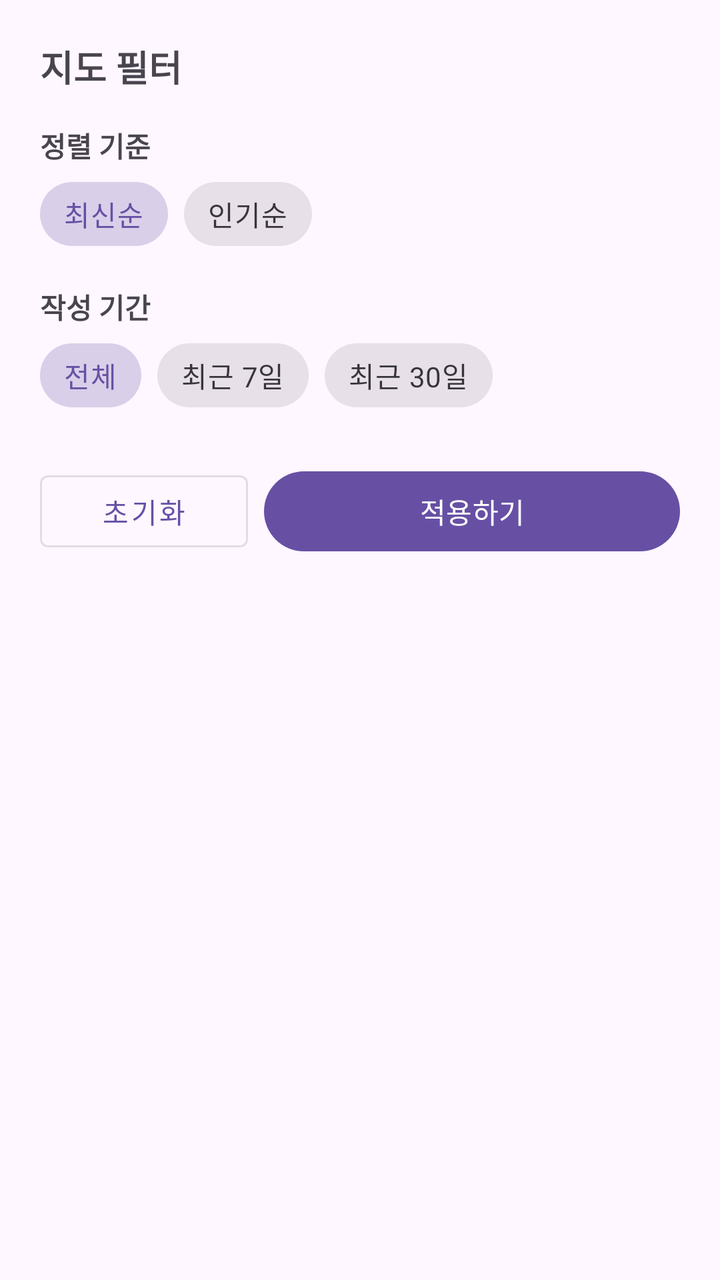
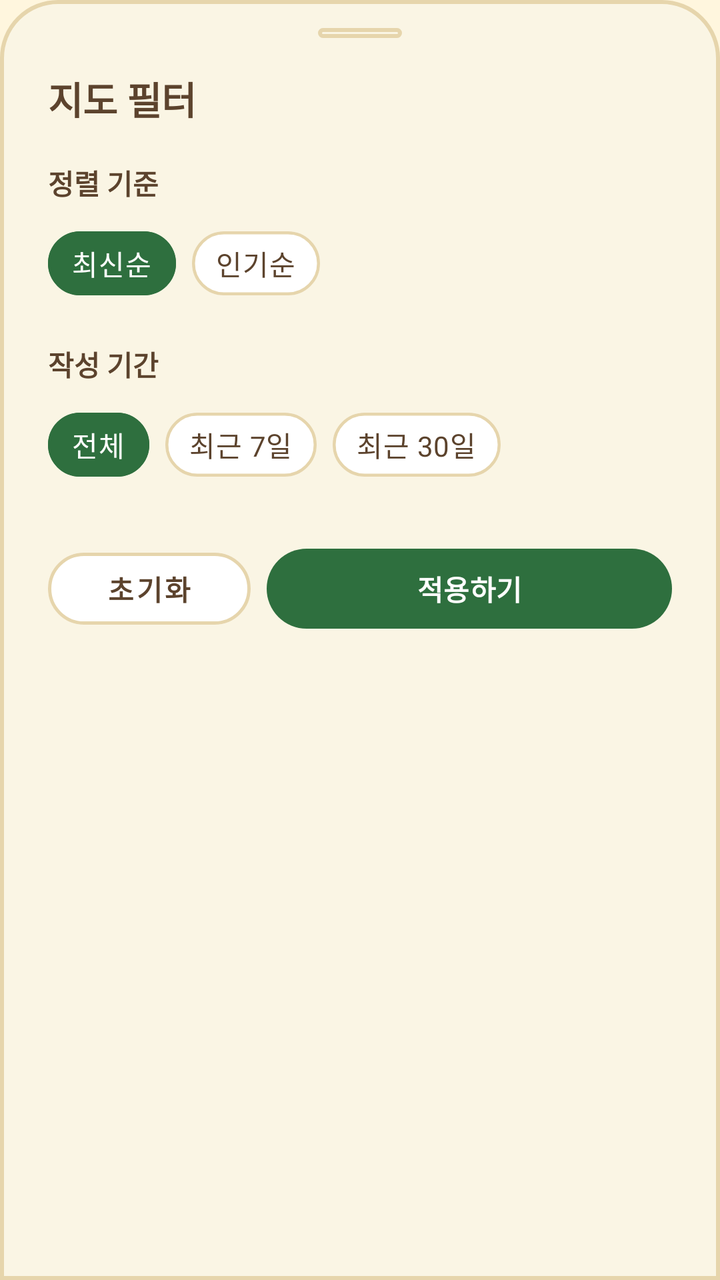

Compare the two renders of this Android layout. The source of the first and the diff that turns it into the second are given below.
<!-- AndroidManifest.xml: application theme Theme.FootPrint -->
<!-- res/layout/dialog_map_filter.xml -->
<?xml version="1.0" encoding="utf-8"?>
<LinearLayout xmlns:android="http://schemas.android.com/apk/res/android" xmlns:app="http://schemas.android.com/apk/res-auto"
    android:layout_width="match_parent"
    android:layout_height="wrap_content"
    android:orientation="vertical"
    android:padding="20dp">
    <TextView
        android:layout_width="wrap_content"
        android:layout_height="wrap_content"
        android:text="@string/dialog_map_filter_text_view_text"
        android:textSize="18sp"
        android:textStyle="bold" />
    
    <TextView
        android:layout_width="wrap_content"
        android:layout_height="wrap_content"
        android:layout_marginTop="16dp"
        android:text="@string/dialog_map_filter_text_view_text_2"
        android:textStyle="bold" />
    <com.google.android.material.chip.ChipGroup
        android:id="@+id/chipGroupSort"
        android:layout_width="match_parent"
        android:layout_height="wrap_content"
        app:selectionRequired="true"
        app:singleSelection="true">
        <com.google.android.material.chip.Chip
            android:id="@+id/chipSortLatest"
            style="@style/Widget.MaterialComponents.Chip.Choice"
            android:layout_width="wrap_content"
            android:layout_height="wrap_content"
            android:checked="true"
            android:text="@string/dialog_map_filter_chip_sort_latest_text" />
        <com.google.android.material.chip.Chip
            android:id="@+id/chipSortPopular"
            style="@style/Widget.MaterialComponents.Chip.Choice"
            android:layout_width="wrap_content"
            android:layout_height="wrap_content"
            android:text="@string/dialog_map_filter_chip_sort_popular_text" />
    </com.google.android.material.chip.ChipGroup>
    
    <TextView
        android:layout_width="wrap_content"
        android:layout_height="wrap_content"
        android:layout_marginTop="12dp"
        android:text="@string/dialog_map_filter_text_view_text_3"
        android:textStyle="bold" />
    <com.google.android.material.chip.ChipGroup
        android:id="@+id/chipGroupPeriod"
        android:layout_width="match_parent"
        android:layout_height="wrap_content"
        app:selectionRequired="true"
        app:singleSelection="true">
        <com.google.android.material.chip.Chip
            android:id="@+id/chipPeriodAll"
            style="@style/Widget.MaterialComponents.Chip.Choice"
            android:layout_width="wrap_content"
            android:layout_height="wrap_content"
            android:checked="true"
            android:text="@string/activity_challenge_btn_filter_all_text" />
        <com.google.android.material.chip.Chip
            android:id="@+id/chipPeriod7d"
            style="@style/Widget.MaterialComponents.Chip.Choice"
            android:layout_width="wrap_content"
            android:layout_height="wrap_content"
            android:text="@string/dialog_map_filter_chip_period7d_text" />
        <com.google.android.material.chip.Chip
            android:id="@+id/chipPeriod30d"
            style="@style/Widget.MaterialComponents.Chip.Choice"
            android:layout_width="wrap_content"
            android:layout_height="wrap_content"
            android:text="@string/dialog_map_filter_chip_period30d_text" />
    </com.google.android.material.chip.ChipGroup>
    
    <TextView
        android:layout_width="wrap_content"
        android:layout_height="wrap_content"
        android:layout_marginTop="12dp"
        android:text="@string/dialog_map_filter_text_view_text_4"
        android:textStyle="bold"
        android:visibility="gone" />
    <com.google.android.material.chip.ChipGroup
        android:id="@+id/chipGroupAge"
        android:layout_width="match_parent"
        android:layout_height="wrap_content"
        app:selectionRequired="true"
        app:singleSelection="true"
        android:visibility="gone">
        <com.google.android.material.chip.Chip
            android:id="@+id/chipAgeAll"
            style="@style/Widget.MaterialComponents.Chip.Choice"
            android:layout_width="wrap_content"
            android:layout_height="wrap_content"
            android:checked="true"
            android:text="@string/activity_challenge_btn_filter_all_text" />
        <com.google.android.material.chip.Chip
            android:id="@+id/chipAge10s"
            style="@style/Widget.MaterialComponents.Chip.Choice"
            android:layout_width="wrap_content"
            android:layout_height="wrap_content"
            android:text="@string/dialog_map_filter_chip_age10s_text" />
        <com.google.android.material.chip.Chip
            android:id="@+id/chipAge20s"
            style="@style/Widget.MaterialComponents.Chip.Choice"
            android:layout_width="wrap_content"
            android:layout_height="wrap_content"
            android:text="@string/dialog_map_filter_chip_age20s_text" />
        <com.google.android.material.chip.Chip
            android:id="@+id/chipAge30s"
            style="@style/Widget.MaterialComponents.Chip.Choice"
            android:layout_width="wrap_content"
            android:layout_height="wrap_content"
            android:text="@string/dialog_map_filter_chip_age30s_text" />
    </com.google.android.material.chip.ChipGroup>
    
    <LinearLayout
        android:id="@+id/layoutFollowingFilter"
        android:layout_width="match_parent"
        android:layout_height="wrap_content"
        android:orientation="vertical"
        android:layout_marginTop="16dp"
        android:visibility="gone">
        <TextView
            android:layout_width="wrap_content"
            android:layout_height="wrap_content"
            android:text="@string/dialog_map_filter_text_view_text_5"
            android:textStyle="bold"
            android:textSize="14sp" />
        <HorizontalScrollView
            android:layout_width="match_parent"
            android:layout_height="wrap_content"
            android:layout_marginTop="8dp"
            android:scrollbars="none">
            <com.google.android.material.chip.ChipGroup
                android:id="@+id/chipGroupFollowing"
                android:layout_width="wrap_content"
                android:layout_height="wrap_content"
                app:singleLine="true"
                app:singleSelection="true"
                app:selectionRequired="true" />
        </HorizontalScrollView>
    </LinearLayout>
    <LinearLayout
        android:layout_width="match_parent"
        android:layout_height="wrap_content"
        android:layout_marginTop="20dp"
        android:orientation="horizontal">
        <Button
            android:id="@+id/btnResetFilter"
            style="@style/Widget.MaterialComponents.Button.OutlinedButton"
            android:layout_width="0dp"
            android:layout_height="wrap_content"
            android:layout_marginEnd="8dp"
            android:layout_weight="1"
            android:text="@string/dialog_map_filter_btn_reset_filter_text" />
        <Button
            android:id="@+id/btnApplyFilter"
            android:layout_width="0dp"
            android:layout_height="wrap_content"
            android:layout_weight="2"
            android:text="@string/dialog_map_filter_btn_apply_filter_text" />
    </LinearLayout>
</LinearLayout>
<!-- resources referenced by this layout -->
<resources>
  <string name="activity_challenge_btn_filter_all_text">전체</string>
  <string name="dialog_map_filter_btn_apply_filter_text">적용하기</string>
  <string name="dialog_map_filter_btn_reset_filter_text">초기화</string>
  <string name="dialog_map_filter_chip_age10s_text">10대</string>
  <string name="dialog_map_filter_chip_age20s_text">20대</string>
  <string name="dialog_map_filter_chip_age30s_text">30대 이상</string>
  <string name="dialog_map_filter_chip_period30d_text">최근 30일</string>
  <string name="dialog_map_filter_chip_period7d_text">최근 7일</string>
  <string name="dialog_map_filter_chip_sort_latest_text">최신순</string>
  <string name="dialog_map_filter_chip_sort_popular_text">인기순</string>
  <string name="dialog_map_filter_text_view_text">지도 필터</string>
  <string name="dialog_map_filter_text_view_text_2">정렬 기준</string>
  <string name="dialog_map_filter_text_view_text_3">작성 기간</string>
  <string name="dialog_map_filter_text_view_text_4">작성자 연령대</string>
  <string name="dialog_map_filter_text_view_text_5">팔로잉 사용자</string>
  <style name="Theme.FootPrint" parent="Base.Theme.FootPrint" />
  <style name="Base.Theme.FootPrint" parent="Theme.Material3.DayNight.NoActionBar">
          
          
      </style>
</resources>

<!-- the commit's change to res/layout/dialog_map_filter.xml (unified diff, before → after) -->
@@ -2,52 +2,84 @@
 <LinearLayout xmlns:android="http://schemas.android.com/apk/res/android" xmlns:app="http://schemas.android.com/apk/res-auto"
     android:layout_width="match_parent"
     android:layout_height="wrap_content"
+    android:background="@drawable/bg_bottom_bar"
     android:orientation="vertical"
-    android:padding="20dp">
+    android:paddingHorizontal="24dp"
+    android:paddingTop="14dp"
+    android:paddingBottom="28dp">
+    <View
+        android:layout_width="42dp"
+        android:layout_height="5dp"
+        android:layout_gravity="center_horizontal"
+        android:layout_marginBottom="16dp"
+        android:background="@drawable/bg_pill_container" />
+
     <TextView
         android:layout_width="wrap_content"
         android:layout_height="wrap_content"
         android:text="@string/dialog_map_filter_text_view_text"
-        android:textSize="18sp"
+        android:textColor="#5C432D"
+        android:textSize="19sp"
         android:textStyle="bold" />
     
     <TextView
         android:layout_width="wrap_content"
         android:layout_height="wrap_content"
-        android:layout_marginTop="16dp"
+        android:layout_marginTop="18dp"
+        android:layout_marginBottom="6dp"
         android:text="@string/dialog_map_filter_text_view_text_2"
+        android:textColor="#5C432D"
+        android:textSize="14sp"
         android:textStyle="bold" />
     <com.google.android.material.chip.ChipGroup
         android:id="@+id/chipGroupSort"
         android:layout_width="match_parent"
         android:layout_height="wrap_content"
+        app:chipSpacingHorizontal="8dp"
         app:selectionRequired="true"
         app:singleSelection="true">
+
         <com.google.android.material.chip.Chip
             android:id="@+id/chipSortLatest"
             style="@style/Widget.MaterialComponents.Chip.Choice"
             android:layout_width="wrap_content"
             android:layout_height="wrap_content"
             android:checked="true"
-            android:text="@string/dialog_map_filter_chip_sort_latest_text" />
+            android:text="@string/dialog_map_filter_chip_sort_latest_text"
+            android:textColor="@color/selector_chip_text"
+            android:textStyle="bold"
+            app:chipBackgroundColor="@color/selector_chip_bg"
+            app:chipCornerRadius="999dp"
+            app:chipStrokeColor="@color/selector_chip_stroke"
+            app:chipStrokeWidth="1.5dp"/>
         <com.google.android.material.chip.Chip
             android:id="@+id/chipSortPopular"
             style="@style/Widget.MaterialComponents.Chip.Choice"
             android:layout_width="wrap_content"
             android:layout_height="wrap_content"
-            android:text="@string/dialog_map_filter_chip_sort_popular_text" />
+            android:text="@string/dialog_map_filter_chip_sort_popular_text"
+            android:textColor="@color/selector_chip_text"
+            android:textStyle="bold"
+            app:chipBackgroundColor="@color/selector_chip_bg"
+            app:chipCornerRadius="999dp"
+            app:chipStrokeColor="@color/selector_chip_stroke"
+            app:chipStrokeWidth="1.5dp"/>
     </com.google.android.material.chip.ChipGroup>
     
     <TextView
         android:layout_width="wrap_content"
         android:layout_height="wrap_content"
-        android:layout_marginTop="12dp"
+        android:layout_marginTop="16dp"
+        android:layout_marginBottom="6dp"
         android:text="@string/dialog_map_filter_text_view_text_3"
+        android:textColor="#5C432D"
+        android:textSize="14sp"
         android:textStyle="bold" />
     <com.google.android.material.chip.ChipGroup
         android:id="@+id/chipGroupPeriod"
         android:layout_width="match_parent"
         android:layout_height="wrap_content"
+        app:chipSpacingHorizontal="8dp"
         app:selectionRequired="true"
         app:singleSelection="true">
         <com.google.android.material.chip.Chip
@@ -56,19 +88,37 @@
             android:layout_width="wrap_content"
             android:layout_height="wrap_content"
             android:checked="true"
-            android:text="@string/activity_challenge_btn_filter_all_text" />
+            android:text="@string/activity_challenge_btn_filter_all_text"
+            android:textColor="@color/selector_chip_text"
+            android:textStyle="bold"
+            app:chipBackgroundColor="@color/selector_chip_bg"
+            app:chipCornerRadius="999dp"
+            app:chipStrokeColor="@color/selector_chip_stroke"
+            app:chipStrokeWidth="1.5dp"/>
         <com.google.android.material.chip.Chip
             android:id="@+id/chipPeriod7d"
             style="@style/Widget.MaterialComponents.Chip.Choice"
             android:layout_width="wrap_content"
             android:layout_height="wrap_content"
-            android:text="@string/dialog_map_filter_chip_period7d_text" />
+            android:text="@string/dialog_map_filter_chip_period7d_text"
+            android:textColor="@color/selector_chip_text"
+            android:textStyle="bold"
+            app:chipBackgroundColor="@color/selector_chip_bg"
+            app:chipCornerRadius="999dp"
+            app:chipStrokeColor="@color/selector_chip_stroke"
+            app:chipStrokeWidth="1.5dp"/>
         <com.google.android.material.chip.Chip
             android:id="@+id/chipPeriod30d"
             style="@style/Widget.MaterialComponents.Chip.Choice"
             android:layout_width="wrap_content"
             android:layout_height="wrap_content"
-            android:text="@string/dialog_map_filter_chip_period30d_text" />
+            android:text="@string/dialog_map_filter_chip_period30d_text"
+            android:textColor="@color/selector_chip_text"
+            android:textStyle="bold"
+            app:chipBackgroundColor="@color/selector_chip_bg"
+            app:chipCornerRadius="999dp"
+            app:chipStrokeColor="@color/selector_chip_stroke"
+            app:chipStrokeWidth="1.5dp"/>
     </com.google.android.material.chip.ChipGroup>
     
     <TextView
@@ -76,12 +126,15 @@
         android:layout_height="wrap_content"
         android:layout_marginTop="12dp"
         android:text="@string/dialog_map_filter_text_view_text_4"
+        android:textColor="#5C432D"
+        android:textSize="14sp"
         android:textStyle="bold"
         android:visibility="gone" />
     <com.google.android.material.chip.ChipGroup
         android:id="@+id/chipGroupAge"
         android:layout_width="match_parent"
         android:layout_height="wrap_content"
+        app:chipSpacingHorizontal="8dp"
         app:selectionRequired="true"
         app:singleSelection="true"
         android:visibility="gone">
@@ -91,25 +144,49 @@
             android:layout_width="wrap_content"
             android:layout_height="wrap_content"
             android:checked="true"
-            android:text="@string/activity_challenge_btn_filter_all_text" />
+            android:text="@string/activity_challenge_btn_filter_all_text"
+            android:textColor="@color/selector_chip_text"
+            android:textStyle="bold"
+            app:chipBackgroundColor="@color/selector_chip_bg"
+            app:chipCornerRadius="999dp"
+            app:chipStrokeColor="@color/selector_chip_stroke"
+            app:chipStrokeWidth="1.5dp"/>
         <com.google.android.material.chip.Chip
             android:id="@+id/chipAge10s"
             style="@style/Widget.MaterialComponents.Chip.Choice"
             android:layout_width="wrap_content"
             android:layout_height="wrap_content"
-            android:text="@string/dialog_map_filter_chip_age10s_text" />
+            android:text="@string/dialog_map_filter_chip_age10s_text"
+            android:textColor="@color/selector_chip_text"
+            android:textStyle="bold"
+            app:chipBackgroundColor="@color/selector_chip_bg"
+            app:chipCornerRadius="999dp"
+            app:chipStrokeColor="@color/selector_chip_stroke"
+            app:chipStrokeWidth="1.5dp"/>
         <com.google.android.material.chip.Chip
             android:id="@+id/chipAge20s"
             style="@style/Widget.MaterialComponents.Chip.Choice"
             android:layout_width="wrap_content"
             android:layout_height="wrap_content"
-            android:text="@string/dialog_map_filter_chip_age20s_text" />
+            android:text="@string/dialog_map_filter_chip_age20s_text"
+            android:textColor="@color/selector_chip_text"
+            android:textStyle="bold"
+            app:chipBackgroundColor="@color/selector_chip_bg"
+            app:chipCornerRadius="999dp"
+            app:chipStrokeColor="@color/selector_chip_stroke"
+            app:chipStrokeWidth="1.5dp"/>
         <com.google.android.material.chip.Chip
             android:id="@+id/chipAge30s"
             style="@style/Widget.MaterialComponents.Chip.Choice"
             android:layout_width="wrap_content"
             android:layout_height="wrap_content"
-            android:text="@string/dialog_map_filter_chip_age30s_text" />
+            android:text="@string/dialog_map_filter_chip_age30s_text"
+            android:textColor="@color/selector_chip_text"
+            android:textStyle="bold"
+            app:chipBackgroundColor="@color/selector_chip_bg"
+            app:chipCornerRadius="999dp"
+            app:chipStrokeColor="@color/selector_chip_stroke"
+            app:chipStrokeWidth="1.5dp"/>
     </com.google.android.material.chip.ChipGroup>
     
     <LinearLayout
@@ -123,6 +200,7 @@
             android:layout_width="wrap_content"
             android:layout_height="wrap_content"
             android:text="@string/dialog_map_filter_text_view_text_5"
+            android:textColor="#5C432D"
             android:textStyle="bold"
             android:textSize="14sp" />
         <HorizontalScrollView
@@ -134,6 +212,7 @@
                 android:id="@+id/chipGroupFollowing"
                 android:layout_width="wrap_content"
                 android:layout_height="wrap_content"
+                app:chipSpacingHorizontal="8dp"
                 app:singleLine="true"
                 app:singleSelection="true"
                 app:selectionRequired="true" />
@@ -142,7 +221,7 @@
     <LinearLayout
         android:layout_width="match_parent"
         android:layout_height="wrap_content"
-        android:layout_marginTop="20dp"
+        android:layout_marginTop="24dp"
         android:orientation="horizontal">
         <Button
             android:id="@+id/btnResetFilter"
@@ -151,12 +230,22 @@
             android:layout_height="wrap_content"
             android:layout_marginEnd="8dp"
             android:layout_weight="1"
-            android:text="@string/dialog_map_filter_btn_reset_filter_text" />
+            android:text="@string/dialog_map_filter_btn_reset_filter_text"
+            android:textColor="#5C432D"
+            android:textStyle="bold"
+            app:backgroundTint="#FFFFFF"
+            app:cornerRadius="999dp"
+            app:strokeColor="#E6D5AC"
+            app:strokeWidth="1.5dp"/>
         <Button
             android:id="@+id/btnApplyFilter"
             android:layout_width="0dp"
             android:layout_height="wrap_content"
             android:layout_weight="2"
-            android:text="@string/dialog_map_filter_btn_apply_filter_text" />
+            android:text="@string/dialog_map_filter_btn_apply_filter_text"
+            android:textColor="#FFFFFF"
+            android:textStyle="bold"
+            app:backgroundTint="#2E6F3E"
+            app:cornerRadius="999dp"/>
     </LinearLayout>
 </LinearLayout>
<!-- resource entries referenced after the edit -->
@@ -1,5 +1,23 @@
 <!-- resources referenced by this layout -->
 <resources>
+  <!-- drawable bg_bottom_bar (drawable) -->
+  <?xml version="1.0" encoding="utf-8"?>
+  <shape xmlns:android="http://schemas.android.com/apk/res/android"
+      android:shape="rectangle">
+      <solid android:color="#FAF5E4" />
+      <stroke android:width="2dp" android:color="#E6D5AC" />
+      <corners
+          android:topLeftRadius="28dp"
+          android:topRightRadius="28dp" />
+  </shape>
+  <!-- drawable bg_pill_container (drawable) -->
+  <?xml version="1.0" encoding="utf-8"?>
+  <shape xmlns:android="http://schemas.android.com/apk/res/android"
+      android:shape="rectangle">
+      <solid android:color="#FAF5E4" />
+      <stroke android:width="2dp" android:color="#E6D5AC" />
+      <corners android:radius="999dp" />
+  </shape>
   <string name="activity_challenge_btn_filter_all_text">전체</string>
   <string name="dialog_map_filter_btn_apply_filter_text">적용하기</string>
   <string name="dialog_map_filter_btn_reset_filter_text">초기화</string>
@@ -19,6 +37,7 @@
   <style name="Base.Theme.FootPrint" parent="Theme.Material3.DayNight.NoActionBar">
           
           
+          <item name="android:windowBackground">#FFF6DE</item>
       </style>
 </resources>
 
